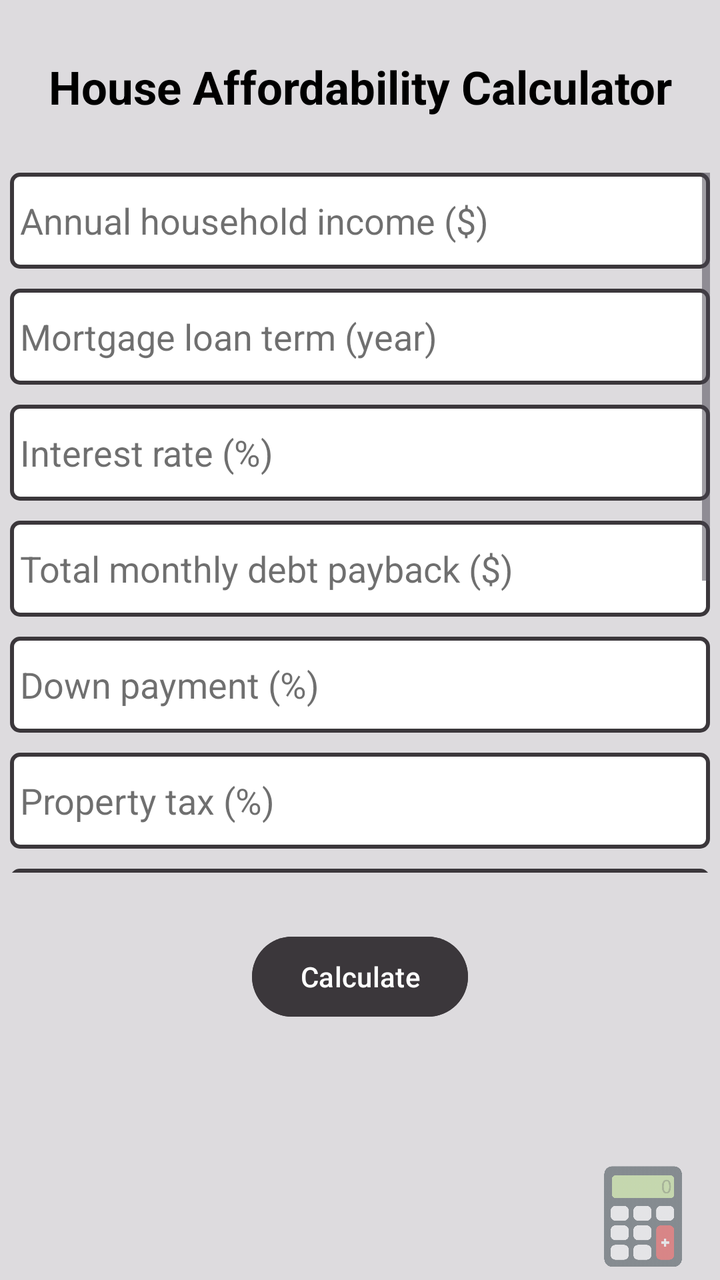
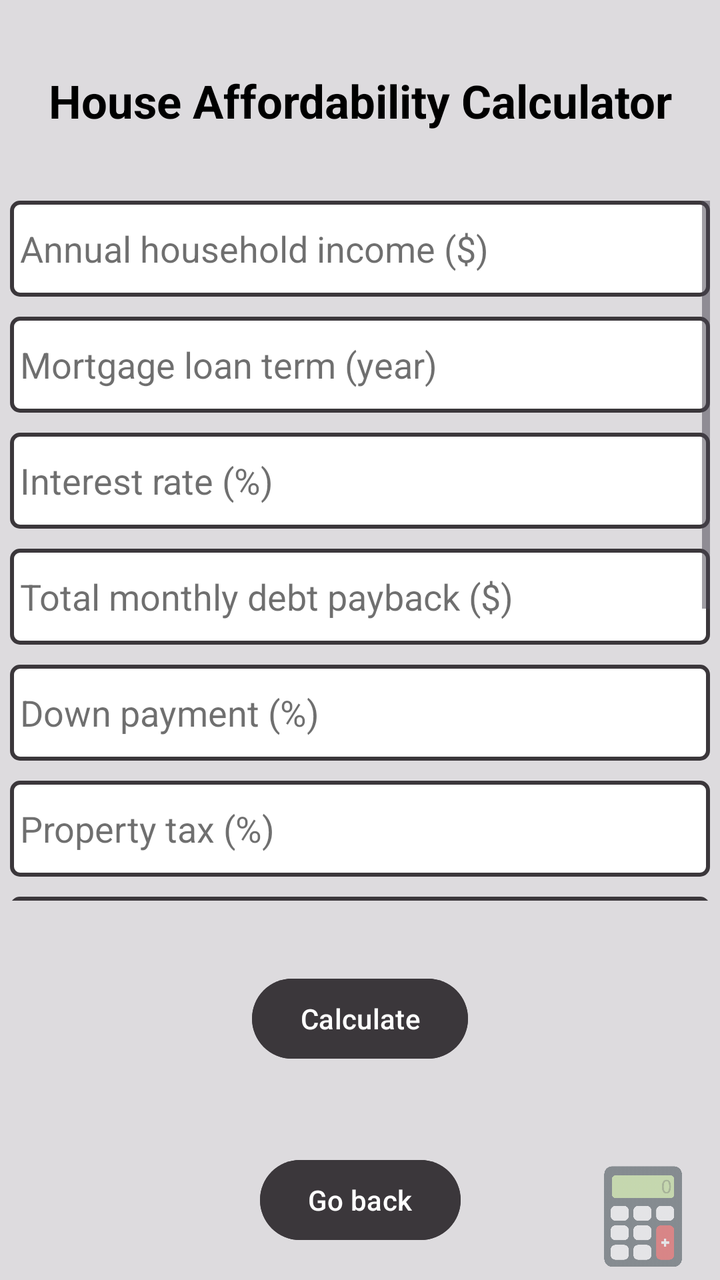

Two renders of the same Android screen: before a commit and after it. Below are the layout's source before the change and the commit's diff.
<!-- AndroidManifest.xml: application theme Theme.FinCal -->
<!-- res/layout/activity_category1_option4.xml -->
<?xml version="1.0" encoding="utf-8"?>
<androidx.constraintlayout.widget.ConstraintLayout xmlns:android="http://schemas.android.com/apk/res/android"
    xmlns:app="http://schemas.android.com/apk/res-auto"
    xmlns:tools="http://schemas.android.com/tools"
    android:id="@+id/main"
    android:layout_width="match_parent"
    android:layout_height="match_parent"
    android:background="@color/app_background"
    tools:context=".Category1Option4Activity">

    <TextView
        android:id="@+id/optionsTitle"
        android:layout_width="wrap_content"
        android:layout_height="wrap_content"
        android:gravity="center"
        android:text="@string/calc_house_affordability"
        android:textColor="@color/text_primary"
        android:textSize="23sp"
        android:textStyle="bold"
        app:layout_constraintBottom_toTopOf="@id/scrollView"
        app:layout_constraintEnd_toEndOf="parent"
        app:layout_constraintStart_toStartOf="parent"
        app:layout_constraintTop_toTopOf="parent" />

    <ScrollView
        android:id="@+id/scrollView"
        android:layout_width="350dp"
        android:layout_height="350dp"
        app:layout_constraintBottom_toTopOf="@id/calculateButton"
        app:layout_constraintEnd_toEndOf="parent"
        app:layout_constraintStart_toStartOf="parent"
        app:layout_constraintTop_toBottomOf="@id/optionsTitle">

        <LinearLayout
            android:layout_width="match_parent"
            android:layout_height="wrap_content"
            android:orientation="vertical">

            <EditText
                android:id="@+id/annualHouseholdIncome"
                android:layout_width="match_parent"
                android:layout_height="48dp"
                android:layout_marginBottom="10dp"
                android:background="@drawable/edit_text_border"
                android:ems="10"
                android:gravity="center_vertical"
                android:hint="@string/annual_household_income"
                android:importantForAutofill="no"
                android:inputType="numberDecimal"
                android:paddingStart="5dp"
                android:paddingEnd="5dp"
                android:textColor="@color/text_primary"
                android:textColorHint="@color/text_hint_color" />

            <EditText
                android:id="@+id/loanTerm"
                android:layout_width="match_parent"
                android:layout_height="48dp"
                android:layout_marginBottom="10dp"
                android:background="@drawable/edit_text_border"
                android:ems="10"
                android:gravity="center_vertical"
                android:hint="@string/mortgage_loan_term"
                android:importantForAutofill="no"
                android:inputType="numberDecimal"
                android:paddingStart="5dp"
                android:paddingEnd="5dp"
                android:textColor="@color/text_primary"
                android:textColorHint="@color/text_hint_color" />

            <EditText
                android:id="@+id/interestRate"
                android:layout_width="match_parent"
                android:layout_height="48dp"
                android:layout_marginBottom="10dp"
                android:background="@drawable/edit_text_border"
                android:ems="10"
                android:gravity="center_vertical"
                android:hint="@string/interest_rate"
                android:importantForAutofill="no"
                android:inputType="numberDecimal"
                android:paddingStart="5dp"
                android:paddingEnd="5dp"
                android:textColor="@color/text_primary"
                android:textColorHint="@color/text_hint_color" />

            <EditText
                android:id="@+id/monthlyDebtPayback"
                android:layout_width="match_parent"
                android:layout_height="48dp"
                android:layout_marginBottom="10dp"
                android:background="@drawable/edit_text_border"
                android:ems="10"
                android:gravity="center_vertical"
                android:hint="@string/monthly_debt_payback"
                android:importantForAutofill="no"
                android:inputType="numberDecimal"
                android:paddingStart="5dp"
                android:paddingEnd="5dp"
                android:textColor="@color/text_primary"
                android:textColorHint="@color/text_hint_color" />

            <EditText
                android:id="@+id/downPayment"
                android:layout_width="match_parent"
                android:layout_height="48dp"
                android:layout_marginBottom="10dp"
                android:background="@drawable/edit_text_border"
                android:ems="10"
                android:gravity="center_vertical"
                android:hint="@string/down_payment_percent"
                android:importantForAutofill="no"
                android:inputType="numberDecimal"
                android:paddingStart="5dp"
                android:paddingEnd="5dp"
                android:textColor="@color/text_primary"
                android:textColorHint="@color/text_hint_color" />

            <EditText
                android:id="@+id/propertyTax"
                android:layout_width="match_parent"
                android:layout_height="48dp"
                android:layout_marginBottom="10dp"
                android:background="@drawable/edit_text_border"
                android:ems="10"
                android:gravity="center_vertical"
                android:hint="@string/property_tax"
                android:importantForAutofill="no"
                android:inputType="numberDecimal"
                android:paddingStart="5dp"
                android:paddingEnd="5dp"
                android:textColor="@color/text_primary"
                android:textColorHint="@color/text_hint_color" />

            <EditText
                android:id="@+id/hoaFee"
                android:layout_width="match_parent"
                android:layout_height="48dp"
                android:layout_marginBottom="10dp"
                android:background="@drawable/edit_text_border"
                android:ems="10"
                android:gravity="center_vertical"
                android:hint="@string/hoa_fee_percent"
                android:importantForAutofill="no"
                android:inputType="numberDecimal"
                android:paddingStart="5dp"
                android:paddingEnd="5dp"
                android:textColor="@color/text_primary"
                android:textColorHint="@color/text_hint_color" />

            <EditText
                android:id="@+id/homeInsurance"
                android:layout_width="match_parent"
                android:layout_height="48dp"
                android:layout_marginBottom="10dp"
                android:background="@drawable/edit_text_border"
                android:ems="10"
                android:gravity="center_vertical"
                android:hint="@string/home_insurance_percent"
                android:importantForAutofill="no"
                android:inputType="numberDecimal"
                android:paddingStart="5dp"
                android:paddingEnd="5dp"
                android:textColor="@color/text_primary"
                android:textColorHint="@color/text_hint_color" />

            <TextView
                android:id="@+id/dtiLabel"
                android:layout_width="match_parent"
                android:layout_height="wrap_content"
                android:layout_marginBottom="5dp"
                android:text="@string/debt_to_income_dti_ratio"
                android:textColor="@color/text_primary"
                android:textSize="16sp" />

            <Spinner
                android:id="@+id/dtiRatioSpinner"
                android:layout_width="match_parent"
                android:layout_height="48dp"
                android:layout_marginBottom="20dp"
                android:background="@drawable/spinner_background"
                android:entries="@array/dti_options"
                android:paddingStart="5dp"
                android:paddingEnd="5dp"
                android:theme="@style/ThemeOverlay.AppCompat.Light" />

            <TextView
                android:id="@+id/resultTextView"
                android:layout_width="match_parent"
                android:layout_height="wrap_content"
                android:layout_marginBottom="20dp"
                android:textColor="@color/text_primary"
                android:textSize="16sp"
                 />

        </LinearLayout>
    </ScrollView>

    <Button
        android:id="@+id/calculateButton"
        android:layout_width="wrap_content"
        android:layout_height="wrap_content"
        android:layout_marginBottom="100dp"
        android:backgroundTint="@color/button_calculate"
        android:text="@string/calculate_button"
        android:textColor="@color/text_secondary"
        app:layout_constraintBottom_toBottomOf="parent"
        app:layout_constraintEnd_toEndOf="parent"
        app:layout_constraintStart_toStartOf="parent"
        app:layout_constraintTop_toBottomOf="@id/scrollView" />

    <ImageView
        android:id="@+id/logo"
        android:layout_width="67dp"
        android:layout_height="73dp"
        android:layout_marginEnd="5dp"
        android:layout_marginBottom="-5dp"
        android:alpha=".5"
        android:importantForAccessibility="no"
        app:layout_constraintBottom_toBottomOf="parent"
        app:layout_constraintEnd_toEndOf="parent"
        app:srcCompat="@drawable/logo"
        tools:ignore="ImageContrastCheck,VisualLintBounds" />
</androidx.constraintlayout.widget.ConstraintLayout>
<!-- resources referenced by this layout -->
<resources>
  <string-array name="dti_options">
          <item>Conventional loan (28/36 rule)</item>
          <item>FHA loan (31% front-end, 43% back-end)</item>
          <item>VA loan (41%)</item>
          <item>10%</item>
          <item>15%</item>
          <item>20%</item>
          <item>25%</item>
          <item>30%</item>
          <item>35%</item>
          <item>40%</item>
          <item>45%</item>
          <item>50%</item>
      </string-array>
  <color name="app_background">#DDDBDE</color>
  <color name="button_calculate">#3B373B</color>
  <color name="text_hint_color">#90000000</color>
  <color name="text_primary">#000000</color>
  <color name="text_secondary">#FFFFFFFF</color>
  <!-- drawable edit_text_border (drawable) -->
  <?xml version="1.0" encoding="utf-8"?>
  <shape xmlns:android="http://schemas.android.com/apk/res/android"
      android:shape="rectangle">
      <solid android:color="@color/white" />
      <stroke
          android:width="2dp"
          android:color="@color/text_third" />
      <corners android:radius="4dp" />
  </shape>
  <!-- drawable logo: png bitmap (drawable, 17765 bytes) -->
  <!-- drawable spinner_background (drawable) -->
  <?xml version="1.0" encoding="utf-8"?>
  <layer-list xmlns:android="http://schemas.android.com/apk/res/android">
      <item>
          <shape android:shape="rectangle">
              <solid android:color="@color/white" />
              <stroke
                  android:width="2dp"
                  android:color="@color/text_third" />
              <corners android:radius="4dp" />
          </shape>
      </item>
      <item
          android:drawable="@drawable/ic_arrow_drop_down"
          android:gravity="end|center_vertical"
          android:right="10dp" />
  </layer-list>
  <string name="annual_household_income">Annual household income ($)</string>
  <string name="calc_house_affordability">House Affordability Calculator</string>
  <string name="calculate_button">Calculate</string>
  <string name="debt_to_income_dti_ratio">Debt-to-income (DTI) ratio</string>
  <string name="down_payment_percent">Down payment (%)</string>
  <string name="hoa_fee_percent">HOA fee (%)</string>
  <string name="home_insurance_percent">Home insurance (%)</string>
  <string name="interest_rate">Interest rate (%)</string>
  <string name="monthly_debt_payback">Total monthly debt payback ($)</string>
  <string name="mortgage_loan_term">Mortgage loan term (year)</string>
  <string name="property_tax">Property tax (%)</string>
  <style name="Theme.FinCal" parent="Base.Theme.FinCal" />
  <color name="white">#FFFFFFFF</color>
  <color name="text_third">#3B373B</color>
  <!-- drawable ic_arrow_drop_down (drawable) -->
  <vector xmlns:android="http://schemas.android.com/apk/res/android"
      android:width="24dp"
      android:height="24dp"
      android:viewportWidth="24"
      android:viewportHeight="24"
      android:tint="@color/text_third">
      <path
          android:fillColor="#000000"
          android:pathData="M7,10l5,5l5,-5z"/>
  </vector>
  <style name="Base.Theme.FinCal" parent="Theme.Material3.DayNight.NoActionBar">
          
          <item name="colorPrimary">@color/button_navigation</item>
          <item name="android:windowBackground">@color/app_background</item>
          <item name="colorSurface">@color/app_background</item>
          <item name="colorOnSurface">@color/text_primary</item>
          <item name="android:textColorPrimary">@color/text_primary</item>
          <item name="colorSecondary">@color/button_navigation</item>
          <item name="colorOnPrimary">@color/app_background</item>
      </style>
  <color name="button_navigation">#3B373B</color>
</resources>

<!-- the commit's change to res/layout/activity_category1_option4.xml (unified diff, before → after) -->
@@ -200,14 +200,26 @@
         android:id="@+id/calculateButton"
         android:layout_width="wrap_content"
         android:layout_height="wrap_content"
-        android:layout_marginBottom="100dp"
+        android:layout_marginBottom="8dp"
         android:backgroundTint="@color/button_calculate"
         android:text="@string/calculate_button"
         android:textColor="@color/text_secondary"
-        app:layout_constraintBottom_toBottomOf="parent"
+        app:layout_constraintBottom_toTopOf="@id/backButton"
         app:layout_constraintEnd_toEndOf="parent"
         app:layout_constraintStart_toStartOf="parent"
         app:layout_constraintTop_toBottomOf="@id/scrollView" />
+
+    <Button
+        android:id="@+id/backButton"
+        android:layout_width="wrap_content"
+        android:layout_height="wrap_content"
+        android:layout_marginBottom="16dp"
+        android:backgroundTint="@color/button_navigation"
+        android:text="@string/button_back"
+        android:textColor="@color/text_secondary"
+        app:layout_constraintBottom_toBottomOf="parent"
+        app:layout_constraintEnd_toEndOf="parent"
+        app:layout_constraintStart_toStartOf="parent" />
 
     <ImageView
         android:id="@+id/logo"
<!-- resource entries referenced after the edit -->
@@ -48,6 +48,7 @@
           android:right="10dp" />
   </layer-list>
   <string name="annual_household_income">Annual household income ($)</string>
+  <string name="button_back">Go back</string>
   <string name="calc_house_affordability">House Affordability Calculator</string>
   <string name="calculate_button">Calculate</string>
   <string name="debt_to_income_dti_ratio">Debt-to-income (DTI) ratio</string>
